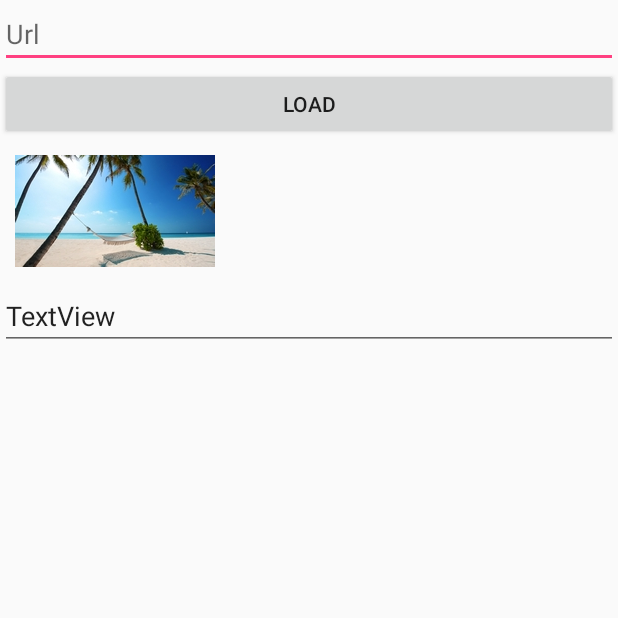
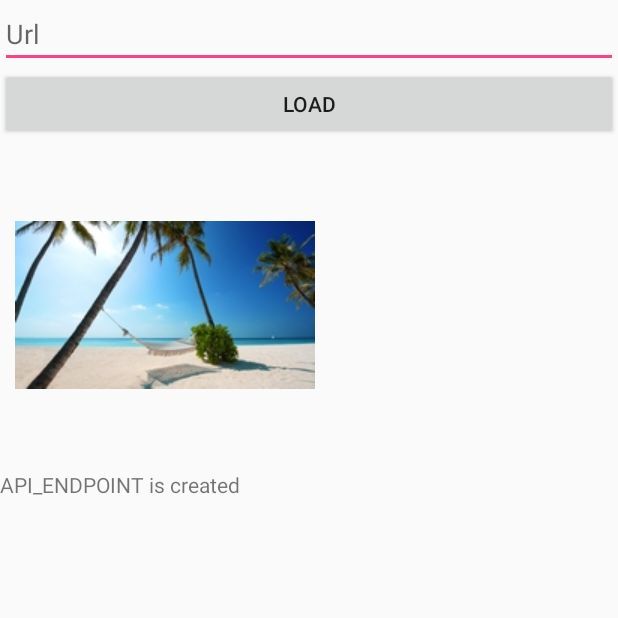
Before and after one commit to KonstantinGridasov/Dz, an Android app: the Dz3Activity screen opened directly, with no data from a screen before it, on a phone screen of 412 x 824 dp, the top half of it. Run offline under Robolectric (Android 15) with nearby library versions, the phone set to English and light mode, and no system bars; our stand-ins replace Picasso.

Commit message:
3007
optimiz
dz3

```diff
--- a/ProjectDZ/app/build.gradle
+++ b/ProjectDZ/app/build.gradle
@@ -10,6 +10,7 @@ android {
         versionCode 1
         versionName "1.0"
         testInstrumentationRunner "android.support.test.runner.AndroidJUnitRunner"
+        buildConfigField "String", "API_ENDPOINT", '"API_ENDPOINT is created"'
     }
     buildTypes {
         release {
@@ -19,16 +20,9 @@ android {
     }
     productFlavors {
         free {
-
         }
-
-        pay{
-
-                }
-
-
+        pay{ }
     }
-
 
 
 
@@ -49,4 +43,5 @@ dependencies {
     testCompile 'com.squareup.leakcanary:leakcanary-android-no-op:1.5.1'
 
 
+
 }
--- a/ProjectDZ/app/src/main/java/com/example/ghome/projectdz/dz3/Dz3Activity.java
+++ b/ProjectDZ/app/src/main/java/com/example/ghome/projectdz/dz3/Dz3Activity.java
@@ -11,6 +11,7 @@ import android.widget.EditText;
 import android.widget.ImageView;
 import android.widget.TextView;
 
+import com.example.ghome.projectdz.BuildConfig;
 import com.example.ghome.projectdz.R;
 
 import com.squareup.picasso.Picasso;
@@ -27,10 +28,13 @@ public class Dz3Activity  extends Activity {
         super.onCreate(savedInstanceState);
         setContentView(R.layout.activity_dz3);
 
+
+
+         TextView textView =(TextView) findViewById(R.id.Dz3TextGradle);
+         textView.setText(BuildConfig.API_ENDPOINT);
+
         final EditText editText = (EditText) findViewById(R.id.Dz3Edit);
-        String s= editText.getText().toString();
 
-        if ( s.length()>1) {
             Button buttonLoad = (Button) findViewById(R.id.dz3Button);
             buttonLoad.setOnClickListener(new View.OnClickListener() {
                 @Override
@@ -45,8 +49,4 @@ public class Dz3Activity  extends Activity {
             });
         }
 
-
-
-
-    }
 }
--- a/ProjectDZ/app/src/main/res/layout/activity_dz3.xml
+++ b/ProjectDZ/app/src/main/res/layout/activity_dz3.xml
@@ -18,17 +18,18 @@
 
     <ImageView
         android:id="@+id/Dz3imageView"
-        android:layout_width="wrap_content"
-        android:layout_height="wrap_content"
+        android:layout_width="200dp"
+        android:layout_height="200dp"
         android:src="@drawable/image"
         android:layout_margin="10dp"
+        android:contentDescription="@string/Dz3EditText"
 />
 
-    <EditText
-        android:id="@+id/textViewdz3proverka"
+    <TextView
+        android:id="@+id/Dz3TextGradle"
         android:layout_width="match_parent"
         android:layout_height="wrap_content"
-        android:text="TextView" />
+       />
 
 
 </LinearLayout>
--- a/ProjectDZ/app/src/main/res/values/strings.xml
+++ b/ProjectDZ/app/src/main/res/values/strings.xml
@@ -16,4 +16,5 @@
 
     <string name="buttonDz3Load">Load</string>
     <string name="Dz3EditText">Url</string>
+
 </resources>
```
